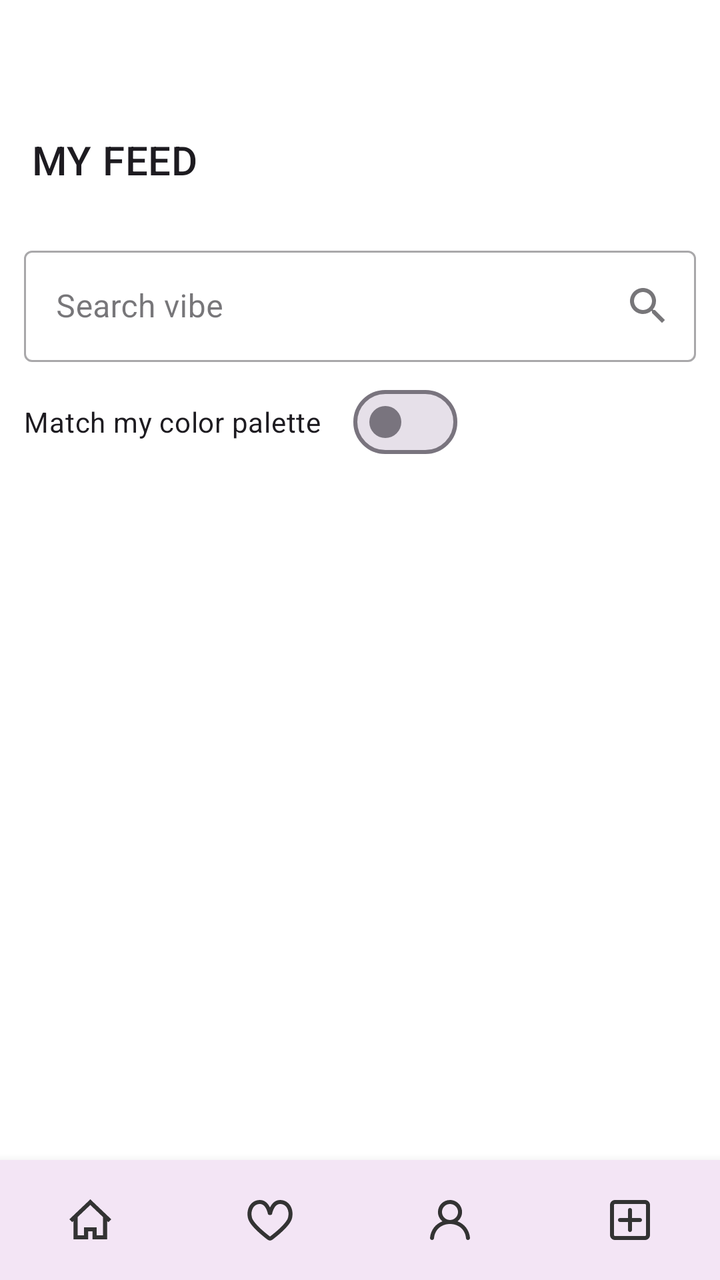
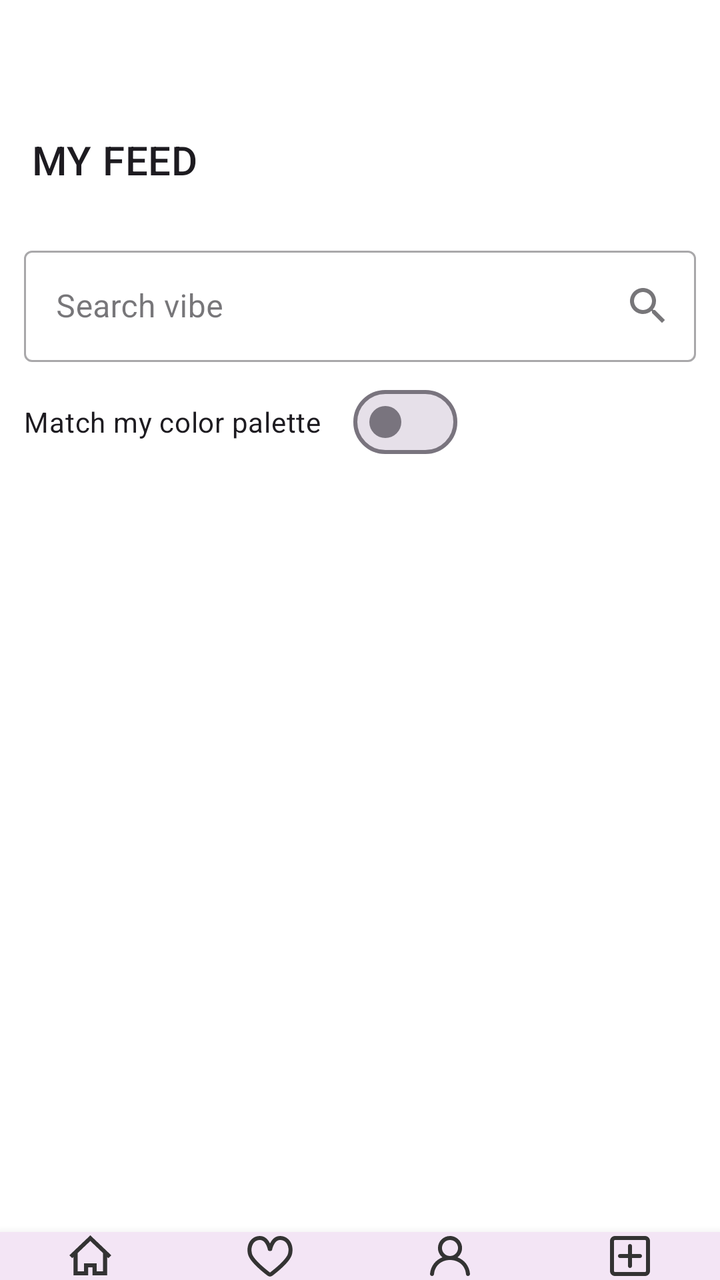

Compare the two renders of this Android layout. The source of the first and the diff that turns it into the second are given below.
<!-- AndroidManifest.xml: application theme Theme.MyApplication -->
<!-- res/layout/activity_main.xml -->
<?xml version="1.0" encoding="utf-8"?>
<androidx.constraintlayout.widget.ConstraintLayout xmlns:android="http://schemas.android.com/apk/res/android"
    xmlns:app="http://schemas.android.com/apk/res-auto"
    xmlns:tools="http://schemas.android.com/tools"
    android:id="@+id/main"
    android:layout_width="match_parent"
    android:layout_height="match_parent"
    android:background="#FFFFFF"
    tools:context=".MainActivity">

    <include
        android:id="@+id/bottom_nav_container"
        layout="@layout/layout_bottom_nav"
        android:layout_width="match_parent"
        android:layout_height="60dp"
        app:layout_constraintBottom_toBottomOf="parent" />

    <com.google.android.material.appbar.MaterialToolbar
        android:id="@+id/main_toolbar"
        android:layout_width="0dp"
        android:layout_height="wrap_content"
        android:layout_marginTop="48dp"
        android:background="#FFFFFF"
        android:elevation="0dp"
        app:layout_constraintEnd_toEndOf="parent"
        app:layout_constraintStart_toStartOf="parent"
        app:layout_constraintTop_toTopOf="parent"
        app:title="@string/feed_title"
        app:titleTextAppearance="@style/TextAppearance.MaterialComponents.Headline6" />

    <com.google.android.material.textfield.TextInputLayout
        android:id="@+id/main_TIL_search_vibe"
        style="@style/Widget.MaterialComponents.TextInputLayout.OutlinedBox"
        android:layout_width="0dp"
        android:layout_height="wrap_content"
        android:layout_marginStart="12dp"
        android:layout_marginTop="8dp"
        android:layout_marginEnd="12dp"
        android:hint="@string/feed_search_hint"
        app:endIconContentDescription="@string/feed_search_apply"
        app:endIconDrawable="@drawable/ic_search"
        app:endIconMode="custom"
        app:layout_constraintEnd_toEndOf="parent"
        app:layout_constraintStart_toStartOf="parent"
        app:layout_constraintTop_toBottomOf="@id/main_toolbar">

        <com.google.android.material.textfield.TextInputEditText
            android:id="@+id/main_ET_search_vibe"
            android:layout_width="match_parent"
            android:layout_height="wrap_content"
            android:imeOptions="actionSearch"
            android:inputType="textCapWords" />
    </com.google.android.material.textfield.TextInputLayout>

    <com.google.android.material.materialswitch.MaterialSwitch
        android:id="@+id/main_switch_match_palette"
        android:layout_width="wrap_content"
        android:layout_height="wrap_content"
        android:layout_marginStart="12dp"
        android:layout_marginTop="6dp"
        android:text="@string/feed_sheet_palette_switch"
        app:layout_constraintStart_toStartOf="parent"
        app:layout_constraintTop_toBottomOf="@id/main_TIL_search_vibe" />

    <androidx.recyclerview.widget.RecyclerView
        android:id="@+id/main_RV_list"
        android:layout_width="match_parent"
        android:layout_height="0dp"
        android:layout_marginHorizontal="8dp"
        android:layout_marginTop="6dp"
        app:layout_constraintBottom_toTopOf="@id/bottom_nav_container"
        app:layout_constraintTop_toBottomOf="@id/main_switch_match_palette"
        tools:listitem="@layout/item_outfit" />

</androidx.constraintlayout.widget.ConstraintLayout>
<!-- res/layout/layout_bottom_nav.xml (included above) -->
<?xml version="1.0" encoding="utf-8"?>
<LinearLayout xmlns:android="http://schemas.android.com/apk/res/android"
    xmlns:app="http://schemas.android.com/apk/res-auto"
    android:id="@+id/bottom_navigation"
    android:layout_width="match_parent"
    android:layout_height="60dp"
    android:background="@color/back_ground"
    android:elevation="8dp"
    android:orientation="horizontal"
    android:weightSum="4">

    <ImageButton
        android:id="@+id/btn_home"
        android:layout_width="0dp"
        android:layout_height="match_parent"
        android:layout_weight="1"
        android:background="?attr/selectableItemBackgroundBorderless"
        android:src="@drawable/ic_home"
        app:tint="#333333" />

    <ImageButton
        android:id="@+id/btn_favorites"
        android:layout_width="0dp"
        android:layout_height="match_parent"
        android:layout_weight="1"
        android:background="?attr/selectableItemBackgroundBorderless"
        android:src="@drawable/ic_heart_tool_bar"
        app:tint="#333333" />

    <ImageButton
        android:id="@+id/btn_profile"
        android:layout_width="0dp"
        android:layout_height="match_parent"
        android:layout_weight="1"
        android:background="?attr/selectableItemBackgroundBorderless"
        android:src="@drawable/ic_person"
        app:tint="#333333" />

    <ImageButton
        android:id="@+id/btn_add_outfit"
        android:layout_width="0dp"
        android:layout_height="match_parent"
        android:layout_weight="1"
        android:background="?attr/selectableItemBackgroundBorderless"
        android:src="@drawable/ic_plus"
        app:tint="#333333" />

</LinearLayout>
<!-- res/layout/item_outfit.xml (included above) -->
<?xml version="1.0" encoding="utf-8"?>
<com.google.android.material.card.MaterialCardView
    xmlns:android="http://schemas.android.com/apk/res/android"
    xmlns:app="http://schemas.android.com/apk/res-auto"
    android:layout_width="match_parent"
    android:layout_height="wrap_content"
    android:layout_margin="4dp"
    app:cardCornerRadius="12dp"
    app:cardElevation="3dp">

    <androidx.constraintlayout.widget.ConstraintLayout
        android:layout_width="match_parent"
        android:layout_height="wrap_content">

        <ImageView
            android:id="@+id/outfitImage"
            android:layout_width="0dp"
            android:layout_height="0dp"
            android:scaleType="centerCrop"
            android:src="@drawable/placeholder_outfit"
            app:layout_constraintDimensionRatio="1:1"
            app:layout_constraintTop_toTopOf="parent"
            app:layout_constraintStart_toStartOf="parent"
            app:layout_constraintEnd_toEndOf="parent" />

        <ImageButton
            android:id="@+id/likeButton"
            android:layout_width="28dp"
            android:layout_height="28dp"
            android:layout_margin="8dp"
            android:background="@drawable/white_circle_bg"
            android:src="@drawable/ic_heart_empty"
            app:tint="#FF4081"
            android:padding="6dp"
            android:scaleType="fitCenter"
            android:contentDescription="Like"
            app:layout_constraintTop_toTopOf="parent"
            app:layout_constraintEnd_toEndOf="parent" />

    </androidx.constraintlayout.widget.ConstraintLayout>
</com.google.android.material.card.MaterialCardView>
<!-- resources referenced by this layout -->
<resources>
  <color name="back_ground">#F3E5F5</color>
  <!-- drawable ic_heart_empty (drawable) -->
  <?xml version="1.0" encoding="utf-8"?>
  <vector xmlns:android="http://schemas.android.com/apk/res/android"
      android:width="128dp"
      android:height="128dp"
      android:viewportWidth="128"
      android:viewportHeight="128">
  
      <path
          android:fillColor="#F44336"
          android:pathData="M92,8c15.324,0,27.813,12.375,27.996,27.656c-0.055,0.422-0.098,0.844-0.109,1.281l-0.051,3.172 c-2.652,24.742-37.203,60.523-55.84,77.273c-18.5-16.617-52.695-52-55.773-76.742l-0.109-3.703C8.102,36.523,8.063,36.109,8,35.656 C8.188,20.375,20.676,8,36,8c8.422,0,16.352,3.875,21.754,10.625L64,26.43l6.246-7.805C75.648,11.875,83.578,8,92,8 M92,0 C80.621,0,70.598,5.383,64,13.625C57.402,5.383,47.379,0,36,0C16.117,0,0,16.117,0,36c0,0.398,0.105,0.773,0.117,1.172H0 C0,74.078,64,128,64,128s64-53.922,64-90.828h-0.117C127.895,36.773,128,36.398,128,36C128,16.117,111.883,0,92,0L92,0z" />
  </vector>
  <!-- drawable ic_plus (drawable) -->
  <?xml version="1.0" encoding="utf-8"?>
  <vector xmlns:android="http://schemas.android.com/apk/res/android"
      android:width="24dp"
      android:height="24dp"
      android:viewportWidth="24"
      android:viewportHeight="24">
  
      <path
          android:fillColor="#000000"
          android:pathData="M12 6C12.5523 6 13 6.44772 13 7V11H17C17.5523 11 18 11.4477 18 12C18 12.5523 17.5523 13 17 13H13V17C13 17.5523 12.5523 18 12 18C11.4477 18 11 17.5523 11 17V13H7C6.44772 13 6 12.5523 6 12C6 11.4477 6.44772 11 7 11H11V7C11 6.44772 11.4477 6 12 6Z" />
      <path
          android:fillColor="#000000"
          android:fillType="evenOdd"
          android:pathData="M2 4.5C2 3.11929 3.11929 2 4.5 2H19.5C20.8807 2 22 3.11929 22 4.5V19.5C22 20.8807 20.8807 22 19.5 22H4.5C3.11929 22 2 20.8807 2 19.5V4.5ZM4.5 4C4.22386 4 4 4.22386 4 4.5V19.5C4 19.7761 4.22386 20 4.5 20H19.5C19.7761 20 20 19.7761 20 19.5V4.5C20 4.22386 19.7761 4 19.5 4H4.5Z" />
  </vector>
  <!-- drawable ic_search (drawable) -->
  <?xml version="1.0" encoding="utf-8"?>
  <vector xmlns:android="http://schemas.android.com/apk/res/android"
      android:width="24dp"
      android:height="24dp"
      android:viewportWidth="24"
      android:viewportHeight="24">
      <path
          android:fillColor="#FF000000"
          android:pathData="M15.5,14h-0.79l-0.28,-0.27C15.41,12.59 16,11.11 16,9.5 16,5.91 13.09,3 9.5,3S3,5.91 3,9.5 5.91,16 9.5,16c1.61,0 3.09,-0.59 4.23,-1.57l0.27,0.28v0.79l5,4.99L20.49,19l-4.99,-5zm-6,0C7.01,14 5,11.99 5,9.5S7.01,5 9.5,5 14,7.01 14,9.5 11.99,14 9.5,14z" />
  </vector>
  <!-- drawable placeholder_outfit (drawable) -->
  <?xml version="1.0" encoding="utf-8"?>
  <shape xmlns:android="http://schemas.android.com/apk/res/android"
      android:shape="rectangle">
  
      <solid android:color="#F3E5F5" />
  
      <corners android:radius="16dp" />
  
  </shape>
  <!-- drawable white_circle_bg (drawable) -->
  <?xml version="1.0" encoding="utf-8"?>
  <shape xmlns:android="http://schemas.android.com/apk/res/android"
      android:shape="oval">
      <solid android:color="#FFFFFF" />
      <size android:width="36dp" android:height="36dp" />
  </shape>
  <string name="feed_search_apply">Search</string>
  <string name="feed_search_hint">Search vibe</string>
  <string name="feed_sheet_palette_switch">Match my color palette</string>
  <string name="feed_title">MY FEED</string>
  <style name="Theme.MyApplication" parent="Base.Theme.MyApplication" />
  <style name="Base.Theme.MyApplication" parent="Theme.Material3.DayNight.NoActionBar">
      </style>
  <!-- unchanged entries left out for length: 3 -->
</resources>

<!-- the commit's change to res/layout/activity_main.xml (unified diff, before → after) -->
@@ -12,7 +12,7 @@
         android:id="@+id/bottom_nav_container"
         layout="@layout/layout_bottom_nav"
         android:layout_width="match_parent"
-        android:layout_height="60dp"
+        android:layout_height="wrap_content"
         app:layout_constraintBottom_toBottomOf="parent" />
 
     <com.google.android.material.appbar.MaterialToolbar
